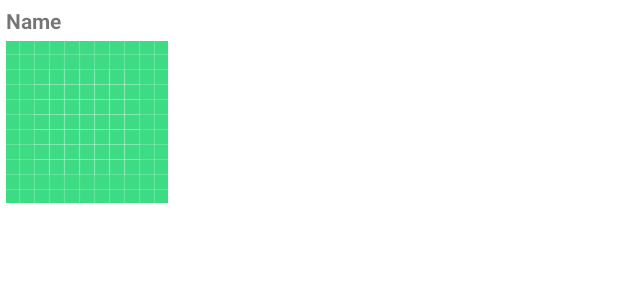
After one commit to PLJE/GameServer, an Android app: the layout item_received_photo.xml on its own in the app's theme, with its tools: preview values and no code run, on a phone screen of 412 x 824 dp. The commit adds this screen. Shown: the top 300 px of the screen. Run offline under Robolectric (Android 15) with nearby library versions, the phone set to English and light mode, and no system bars.

Commit message:
chat_image

```diff
--- /dev/null
+++ b/app/src/main/res/layout/item_received_photo.xml
@@ -0,0 +1,24 @@
+<?xml version="1.0" encoding="utf-8"?>
+<RelativeLayout xmlns:android="http://schemas.android.com/apk/res/android"
+    android:orientation="vertical" android:layout_width="match_parent"
+    android:layout_height="wrap_content">
+
+    <TextView
+        android:layout_width="wrap_content"
+        android:layout_height="wrap_content"
+        android:text="Name"
+        android:id="@+id/nameTxt"
+        android:layout_margin="4dp"
+        android:textStyle="bold" />
+
+    <ImageView
+        android:layout_width="wrap_content"
+        android:layout_height="wrap_content"
+        android:layout_marginEnd="64dp"
+        android:layout_marginStart="4dp"
+        android:layout_marginBottom="4dp"
+        android:id="@+id/imageView"
+        android:layout_below="@id/nameTxt"
+        android:src="@drawable/ic_launcher_background" />
+
+</RelativeLayout>
```
Also changed, not shown: app/src/main/java/com/example/gameserver/ChatActivity.java (+61 -48 lines), app/src/main/java/com/example/gameserver/MessageAdapter.java (+74 -0 lines), app/src/main/res/drawable/ic_baseline_image_24.xml (added, +10 -0 lines), app/src/main/res/layout/activity_chat.xml (+11 -0 lines), app/src/main/res/layout/item_sent_image.xml (added, +16 -0 lines).
